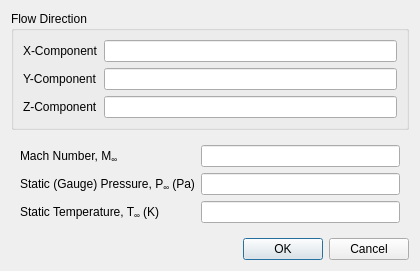
First picture: the form in baramFlow/view/setup/boundary_conditions/farfield_riemann_dialog.ui, repository nextfoam/baram, before the edit.
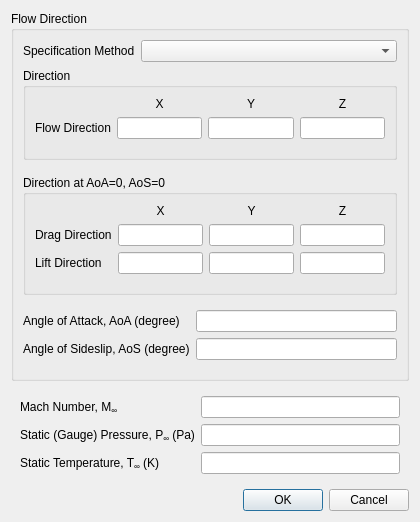
Second picture: the form after the edit. Custom widgets are drawn as their Qt base class.

Commit message: #baram471 Force Monitor와 Farfield-Reimann 경계 조건에 AoA, AoS 조건으로 방향 설정 기능 추가

What changed in the file:
```diff
--- a/baramFlow/view/setup/boundary_conditions/farfield_riemann_dialog.ui
+++ b/baramFlow/view/setup/boundary_conditions/farfield_riemann_dialog.ui
@@ -7,7 +7,7 @@
     <x>0</x>
     <y>0</y>
     <width>420</width>
-    <height>264</height>
+    <height>518</height>
    </rect>
   </property>
   <property name="minimumSize">
@@ -16,6 +16,12 @@
     <height>0</height>
    </size>
   </property>
+  <property name="maximumSize">
+   <size>
+    <width>420</width>
+    <height>16777215</height>
+   </size>
+  </property>
   <property name="windowTitle">
    <string>Farfield Riemann Boundary Condition</string>
   </property>
@@ -36,41 +42,242 @@
        <number>0</number>
       </property>
       <item>
-       <widget class="QGroupBox" name="groupBox">
+       <widget class="QGroupBox" name="groupBox_2">
         <property name="title">
          <string>Flow Direction</string>
         </property>
-        <layout class="QFormLayout" name="formLayout">
-         <item row="0" column="0">
-          <widget class="QLabel" name="label">
-           <property name="text">
-            <string>X-Component</string>
-           </property>
+        <layout class="QVBoxLayout" name="verticalLayout_3">
+         <item>
+          <widget class="QWidget" name="widget_2" native="true">
+           <layout class="QFormLayout" name="formLayout_2">
+            <property name="leftMargin">
+             <number>0</number>
+            </property>
+            <property name="topMargin">
+             <number>0</number>
+            </property>
+            <property name="rightMargin">
+             <number>0</number>
+            </property>
+            <property name="bottomMargin">
+             <number>0</number>
+            </property>
+            <item row="0" column="0">
+             <widget class="QLabel" name="label_4">
+              <property name="text">
+               <string>Specification Method</string>
+              </property>
+             </widget>
+            </item>
+            <item row="0" column="1">
+             <widget class="EnumComboBox" name="specificationMethod"/>
+            </item>
+           </layout>
           </widget>
          </item>
-         <item row="0" column="1">
-          <widget class="QLineEdit" name="xComponent"/>
-         </item>
-         <item row="1" column="0">
-          <widget class="QLabel" name="label_2">
-           <property name="text">
-            <string>Y-Component</string>
+         <item>
+          <widget class="QGroupBox" name="directFlowDirection">
+           <property name="title">
+            <string>Direction</string>
            </property>
+           <layout class="QVBoxLayout" name="verticalLayout_4">
+            <item>
+             <widget class="QWidget" name="widget_3" native="true">
+              <layout class="QGridLayout" name="gridLayout">
+               <property name="leftMargin">
+                <number>0</number>
+               </property>
+               <property name="topMargin">
+                <number>0</number>
+               </property>
+               <property name="rightMargin">
+                <number>0</number>
+               </property>
+               <item row="1" column="2">
+                <widget class="QLineEdit" name="flowDirectionY"/>
+               </item>
+               <item row="1" column="3">
+                <widget class="QLineEdit" name="flowDirectionZ"/>
+               </item>
+               <item row="0" column="3">
+                <widget class="QLabel" name="label_5">
+                 <property name="text">
+                  <string>Z</string>
+                 </property>
+                 <property name="alignment">
+                  <set>Qt::AlignCenter</set>
+                 </property>
+                </widget>
+               </item>
+               <item row="0" column="2">
+                <widget class="QLabel" name="label_10">
+                 <property name="text">
+                  <string>Y</string>
+                 </property>
+                 <property name="alignment">
+                  <set>Qt::AlignCenter</set>
+                 </property>
+                </widget>
+               </item>
+               <item row="1" column="0">
+                <widget class="QLabel" name="label_11">
+                 <property name="text">
+                  <string>Flow Direction</string>
+                 </property>
+                </widget>
+               </item>
+               <item row="1" column="1">
+                <widget class="QLineEdit" name="flowDirectionX"/>
+               </item>
+               <item row="0" column="1">
+                <widget class="QLabel" name="label_6">
+                 <property name="text">
+                  <string>X</string>
+                 </property>
+                 <property name="alignment">
+                  <set>Qt::AlignCenter</set>
+                 </property>
+                </widget>
+               </item>
+              </layout>
+             </widget>
+            </item>
+           </layout>
           </widget>
          </item>
-         <item row="1" column="1">
-          <widget class="QLineEdit" name="yComponent"/>
-         </item>
-         <item row="2" column="0">
-          <widget class="QLabel" name="label_3">
-           <property name="text">
-            <string>Z-Component</string>
-           </property>
+         <item>
+          <widget class="QWidget" name="anglesFlowDirection" native="true">
+           <layout class="QVBoxLayout" name="verticalLayout_6">
+            <property name="leftMargin">
+             <number>0</number>
+            </property>
+            <property name="rightMargin">
+             <number>0</number>
+            </property>
+            <item>
+             <widget class="QGroupBox" name="groupBox">
+              <property name="title">
+               <string>Direction at AoA=0, AoS=0</string>
+              </property>
+              <layout class="QVBoxLayout" name="verticalLayout_5">
+               <item>
+                <widget class="QWidget" name="widget_4" native="true">
+                 <layout class="QGridLayout" name="gridLayout_2">
+                  <property name="leftMargin">
+                   <number>0</number>
+                  </property>
+                  <property name="topMargin">
+                   <number>0</number>
+                  </property>
+                  <property name="rightMargin">
+                   <number>0</number>
+                  </property>
+                  <item row="0" column="3">
+                   <widget class="QLabel" name="label_13">
+                    <property name="text">
+                     <string>Z</string>
+                    </property>
+                    <property name="alignment">
+                     <set>Qt::AlignCenter</set>
+                    </property>
+                   </widget>
+                  </item>
+                  <item row="0" column="1">
+                   <widget class="QLabel" name="label_14">
+                    <property name="text">
+                     <string>X</string>
+                    </property>
+                    <property name="alignment">
+                     <set>Qt::AlignCenter</set>
+                    </property>
+                   </widget>
+                  </item>
+                  <item row="1" column="1">
+                   <widget class="QLineEdit" name="dragDirectionX"/>
+                  </item>
+                  <item row="0" column="2">
+                   <widget class="QLabel" name="label_15">
+                    <property name="text">
+                     <string>Y</string>
+                    </property>
+                    <property name="alignment">
+                     <set>Qt::AlignCenter</set>
+                    </property>
+                   </widget>
+                  </item>
+                  <item row="1" column="3">
+                   <widget class="QLineEdit" name="dragDirectionZ"/>
+                  </item>
+                  <item row="1" column="2">
+                   <widget class="QLineEdit" name="dragDirectionY"/>
+                  </item>
+                  <item row="1" column="0">
+                   <widget class="QLabel" name="label_16">
+                    <property name="text">
+                     <string>Drag Direction</string>
+                    </property>
+                   </widget>
+                  </item>
+                  <item row="2" column="0">
+                   <widget class="QLabel" name="label_17">
+                    <property name="text">
+                     <string>Lift Direction</string>
+                    </property>
+                   </widget>
+                  </item>
+                  <item row="2" column="1">
+                   <widget class="QLineEdit" name="liftDirectionX"/>
+                  </item>
+                  <item row="2" column="2">
+                   <widget class="QLineEdit" name="liftDirectionY"/>
+                  </item>
+                  <item row="2" column="3">
+                   <widget class="QLineEdit" name="liftDirectionZ"/>
+                  </item>
+                 </layout>
+                </widget>
+               </item>
+              </layout>
+             </widget>
+            </item>
+            <item>
+             <widget class="QWidget" name="widget_5" native="true">
+              <layout class="QFormLayout" name="formLayout_4">
+               <property name="leftMargin">
+                <number>0</number>
+               </property>
+               <property name="rightMargin">
+                <number>0</number>
+               </property>
+               <property name="bottomMargin">
+                <number>0</number>
+               </property>
+               <item row="0" column="0">
+                <widget class="QLabel" name="label_18">
+                 <property name="text">
+                  <string>Angle of Attack, AoA (degree)</string>
+                 </property>
+                </widget>
+               </item>
+               <item row="0" column="1">
+                <widget class="QLineEdit" name="AoA"/>
+               </item>
+               <item row="1" column="0">
+                <widget class="QLabel" name="label_19">
+                 <property name="text">
+                  <string>Angle of Sideslip, AoS (degree)</string>
+                 </property>
+                </widget>
+               </item>
+               <item row="1" column="1">
+                <widget class="QLineEdit" name="AoS"/>
+               </item>
+              </layout>
+             </widget>
+            </item>
+           </layout>
           </widget>
          </item>
-         <item row="2" column="1">
-          <widget class="QLineEdit" name="zComponent"/>
-         </item>
         </layout>
        </widget>
       </item>
@@ -125,6 +332,30 @@
    </item>
   </layout>
  </widget>
+ <customwidgets>
+  <customwidget>
+   <class>EnumComboBox</class>
+   <extends>QComboBox</extends>
+   <header>widgets.enum_combo_box</header>
+  </customwidget>
+ </customwidgets>
+ <tabstops>
+  <tabstop>specificationMethod</tabstop>
+  <tabstop>flowDirectionX</tabstop>
+  <tabstop>flowDirectionY</tabstop>
+  <tabstop>flowDirectionZ</tabstop>
+  <tabstop>dragDirectionX</tabstop>
+  <tabstop>dragDirectionY</tabstop>
+  <tabstop>dragDirectionZ</tabstop>
+  <tabstop>liftDirectionX</tabstop>
+  <tabstop>liftDirectionY</tabstop>
+  <tabstop>liftDirectionZ</tabstop>
+  <tabstop>AoA</tabstop>
+  <tabstop>AoS</tabstop>
+  <tabstop>machNumber</tabstop>
+  <tabstop>staticPressure</tabstop>
+  <tabstop>staticTemperature</tabstop>
+ </tabstops>
  <resources/>
  <connections>
   <connection>
```
The commit also changes 14 other files.
